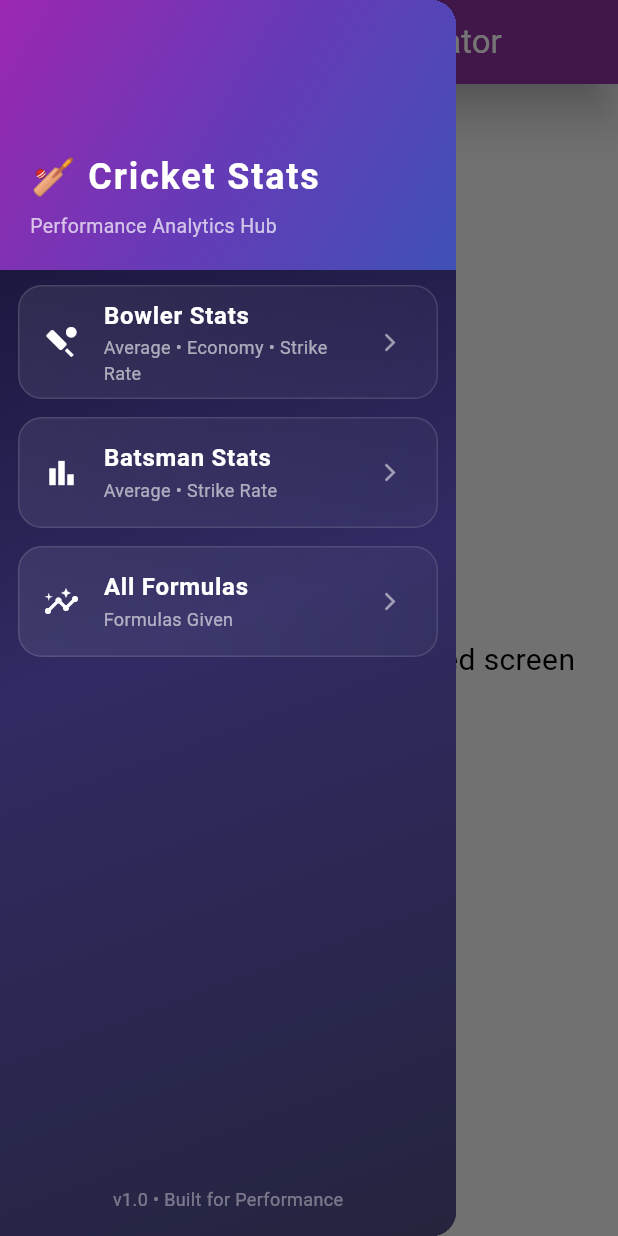
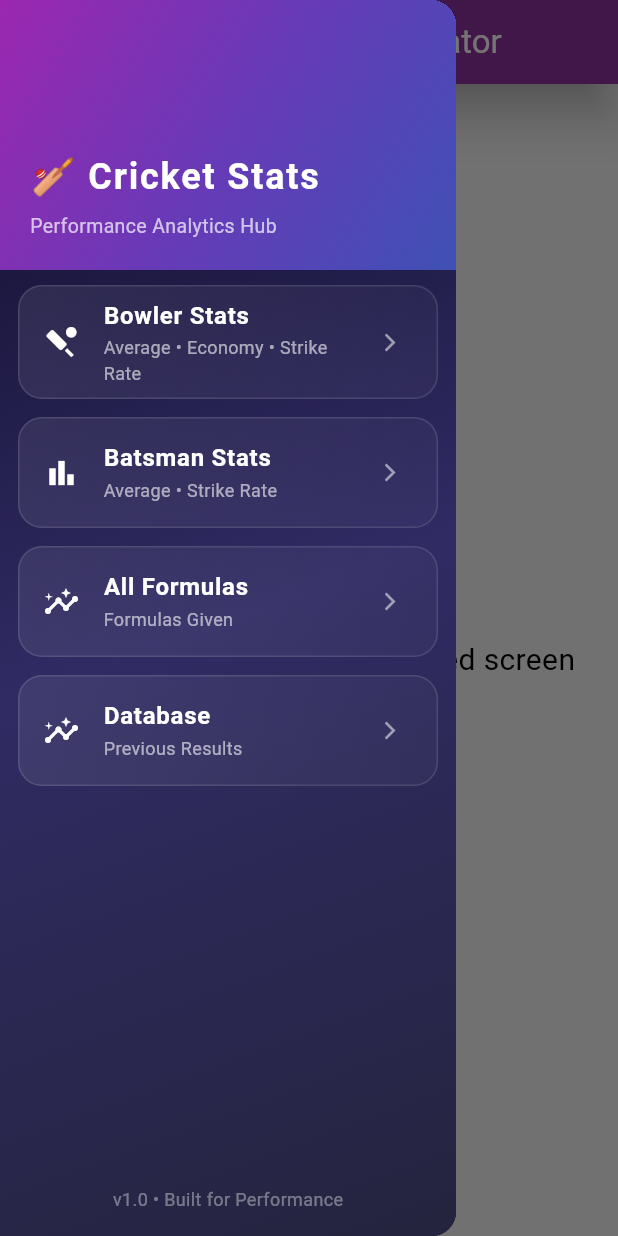
Before and after one commit to khubaibhusainofficial/Cricket-Statistics-Calculator-Application, a Flutter app: the screen it shows after launch, with the side drawer open, on a phone screen of 412 x 824 dp. Run offline on Flutter 3.47's test engine with Material 3 defaults, Android fonts, the phone set to English and light mode, and no system bars; our stand-ins replace bloc, equatable, flutter_bloc, hive, hive_flutter; accounts and stored records are empty.

Commit message:
feat: integrate Hive for persistent cricket stats storage

```diff
--- a/lib/Average/average_tab.dart
+++ b/lib/Average/average_tab.dart
@@ -42,7 +42,8 @@ class _AverageTabState extends State<AverageTab> {
 
   @override
   Widget build(BuildContext context) {
-    return Padding(
+    return SingleChildScrollView(
+      child: Padding(
         padding: const EdgeInsets.all(20),
         child: Column(
           children: [
@@ -110,6 +111,7 @@ class _AverageTabState extends State<AverageTab> {
             ),
           ],
         ),
+      ),
     );
   }
 }
--- a/lib/Batsman/BatScreens/batAvg.dart
+++ b/lib/Batsman/BatScreens/batAvg.dart
@@ -42,7 +42,8 @@ class _AverageTabState extends State<AverageTabBatsman> {
 
   @override
   Widget build(BuildContext context) {
-    return Padding(
+    return SingleChildScrollView(
+      child: Padding(
         padding: const EdgeInsets.all(20),
         child: Column(
           children: [
@@ -112,6 +113,7 @@ class _AverageTabState extends State<AverageTabBatsman> {
             ),
           ],
         ),
+      ),
     );
   }
 }
--- a/lib/Batsman/BatScreens/batSR.dart
+++ b/lib/Batsman/BatScreens/batSR.dart
@@ -44,7 +44,8 @@ class _StrikeRateBatsmanState extends State<StrikeRateBatsman> {
 
   @override
   Widget build(BuildContext context) {
-    return Padding(
+    return SingleChildScrollView(
+      child: Padding(
         padding: const EdgeInsets.all(20),
         child: Column(
           children: [
@@ -115,6 +116,7 @@ class _StrikeRateBatsmanState extends State<StrikeRateBatsman> {
             ),
           ],
         ),
+      ),
     );
   }
 }
--- a/lib/Economy/economy_tab.dart
+++ b/lib/Economy/economy_tab.dart
@@ -42,7 +42,8 @@ class _EconomyTabState extends State<EconomyTab> {
 
   @override
   Widget build(BuildContext context) {
-    return Padding(
+    return SingleChildScrollView(
+      child: Padding(
         padding: const EdgeInsets.all(20),
         child: Column(
           children: [
@@ -112,6 +113,7 @@ class _EconomyTabState extends State<EconomyTab> {
             ),
           ],
         ),
+      ),
     );
   }
 }
--- /dev/null
+++ b/lib/Hive_DB/Models/getData.dart
@@ -0,0 +1,10 @@
+import 'package:hive/hive.dart';
+import 'model_stats.dart';
+
+class MyBoxes
+{
+  static Box<ModelStats> getMyData()
+  {
+    return Hive.box<ModelStats>('Save Results');
+  }
+}
--- /dev/null
+++ b/lib/Hive_DB/Models/model_stats.dart
@@ -0,0 +1,27 @@
+import 'package:cricket_stats/Hive_DB/enum/myEnum.dart';
+import 'package:hive/hive.dart';
+
+part 'model_stats.g.dart';
+
+@HiveType(typeId: 0)
+class ModelStats extends HiveObject {
+
+  @HiveField(0)
+  final StatType type;
+
+  @HiveField(1)
+  final double result;
+
+  @HiveField(2)
+  final Map<String, dynamic> input;
+
+  @HiveField(3)
+  final DateTime createdAt;
+
+  ModelStats({
+    required this.type,
+    required this.result,
+    required this.input,
+    required this.createdAt,
+  });
+}
--- /dev/null
+++ b/lib/Hive_DB/enum/myEnum.dart
@@ -0,0 +1,21 @@
+import 'package:hive/hive.dart';
+
+part 'myEnum.g.dart';
+
+@HiveType(typeId: 1)
+enum StatType {
+  @HiveField(0)
+  BAT_AVG,
+
+  @HiveField(1)
+  BAT_SR,
+
+  @HiveField(2)
+  BOWL_AVG,
+
+  @HiveField(3)
+  BOWL_SR,
+
+  @HiveField(4)
+  BOWL_ECONOMY,
+}
--- a/lib/Utility/shell.dart
+++ b/lib/Utility/shell.dart
@@ -1,4 +1,5 @@
 import 'package:cricket_stats/Notes_Section/formulas.dart';
+import 'package:cricket_stats/Screens/storage.dart';
 import 'package:flutter/material.dart';
 import '../Batsman/BatHome/batHome.dart';
 import '../Screens/home_screen.dart';
@@ -133,6 +134,17 @@ class _AppShellState extends State<AppShell> {
                         _openScreen(const MyFormulas());
                       },
                     ),
+                    const SizedBox(height: 12),
+
+                    _drawerTile(
+                      icon: Icons.insights,
+                      title: "Database",
+                      subtitle: "Previous Results",
+                      onTap: () {
+                        Navigator.pop(context);
+                        _openScreen(const StatsHistoryScreen());
+                      },
+                    ),
                   ],
                 ),
               ),
--- a/pubspec.yaml
+++ b/pubspec.yaml
@@ -38,6 +38,12 @@ dependencies:
   flutter_bloc: ^9.1.1
   equatable: ^2.0.8
   flutter_launcher_icons: ^0.14.4
+  hive: ^2.2.3
+  hive_flutter: ^1.1.0
+  hive_generator: ^2.0.1
+  path_provider: ^2.1.5
+  build_runner: ^2.4.13
+  intl: ^0.20.2
 
 dev_dependencies:
   flutter_test:
```
Also changed, not shown: lib/Average/avg_bloc.dart (+16 -3 lines), lib/Batsman/Average_Calculation/average_batsman_bloc.dart (+13 -0 lines), lib/Batsman/Batsman_SR/bat_sr_bloc.dart (+13 -0 lines), lib/Economy/economy_bloc.dart (+17 -2 lines), lib/SR/sr_bloc.dart (+23 -3 lines), lib/SR/strike_rate_tab.dart (+4 -4 lines), lib/Screens/storage.dart (added, +149 -0 lines), lib/main.dart (+12 -7 lines), lib/Hive_DB/Models/model_stats.g.dart (added), lib/Hive_DB/enum/myEnum.g.dart (added), pubspec.lock, 2 other files. Lines whose indentation alone changed are shown as unchanged.
